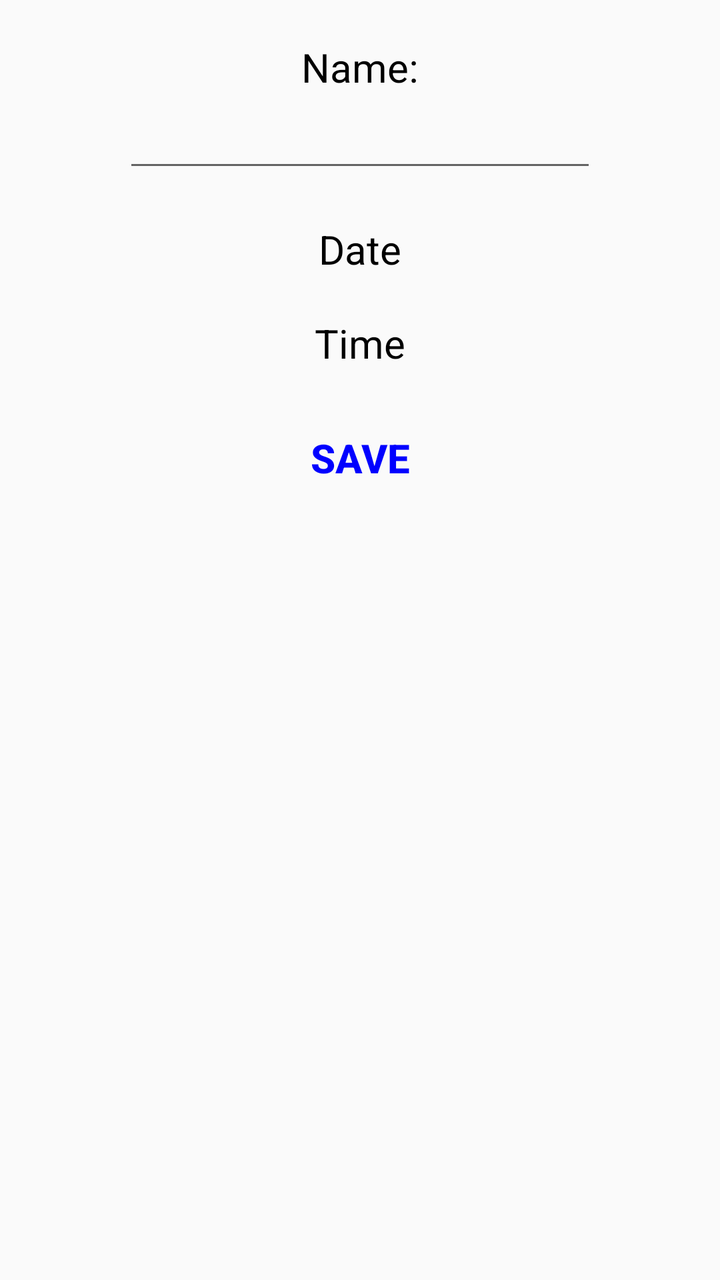
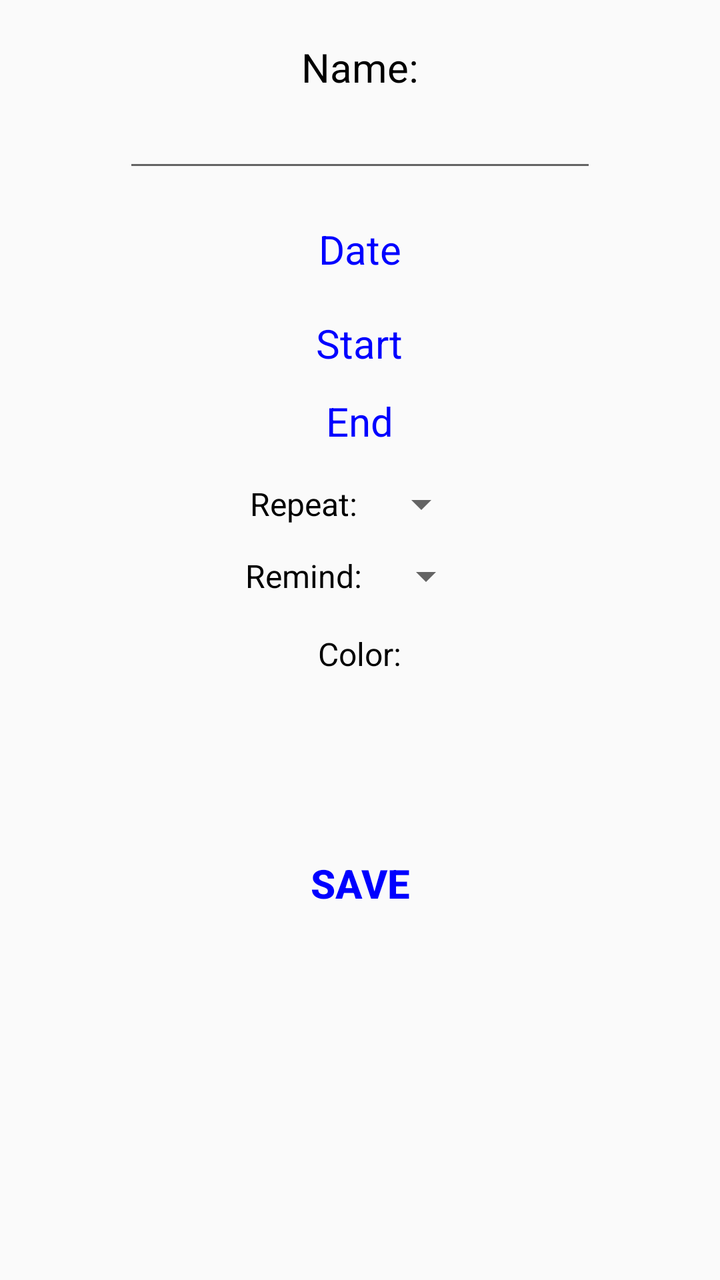

Screens rendered from an Android XML layout before and after an edit, with the pre-edit source and the edit as a unified diff.
<!-- AndroidManifest.xml: application theme Theme.Calendar -->
<!-- res/layout/activity_event_edit.xml -->
<?xml version="1.0" encoding="utf-8"?>
<LinearLayout
    xmlns:android="http://schemas.android.com/apk/res/android"
    xmlns:tools="http://schemas.android.com/tools"
    android:layout_width="match_parent"
    android:layout_height="match_parent"
    android:orientation="vertical"
    tools:context=".event_edit">

    <TextView
        android:layout_width="wrap_content"
        android:layout_height="wrap_content"
        android:layout_gravity="center"
        android:layout_marginTop="20dp"
        android:text="Name:"
        android:textSize="20sp"
        android:textAlignment="center"
        android:textColor="@color/black"/>

    <EditText
        android:id="@+id/eventNameET"
        android:layout_width="wrap_content"
        android:layout_height="wrap_content"
        android:layout_gravity="center"
        android:textSize="20sp"
        android:ems="10"
        android:inputType="text"/>

    <TextView
        android:id="@+id/eventDateTV"
        android:layout_width="wrap_content"
        android:layout_height="wrap_content"
        android:layout_gravity="center"
        android:layout_marginTop="20dp"
        android:text="Date"
        android:textSize="20sp"
        android:textAlignment="center"
        android:textColor="@color/black"/>

    <TextView
        android:id="@+id/eventTimeTV"
        android:layout_width="wrap_content"
        android:layout_height="wrap_content"
        android:layout_gravity="center"
        android:layout_marginTop="20dp"
        android:text="Time"
        android:textSize="20sp"
        android:textAlignment="center"
        android:textColor="@color/black"/>

    <Button
        android:layout_marginTop="20dp"
        android:layout_width="wrap_content"
        android:layout_height="wrap_content"
        android:text="Save"
        android:textColor="@color/blue"
        android:background="@null"
        android:textStyle="bold"
        android:onClick="saveEventAction"
        android:layout_gravity="center"
        android:textSize="20sp"/>

</LinearLayout>
<!-- resources referenced by this layout -->
<resources>
  <color name="black">#FF000000</color>
  <color name="blue">#0000FF</color>
  <style name="Theme.Calendar" parent="Theme.AppCompat.Light.NoActionBar">
      </style>
</resources>

<!-- the commit's change to res/layout/activity_event_edit.xml (unified diff, before → after) -->
@@ -35,29 +35,211 @@
         android:text="Date"
         android:textSize="20sp"
         android:textAlignment="center"
+        android:textColor="@color/blue"
+        android:clickable="true"
+        android:focusable="true"/>
+
+    <TextView
+        android:id="@+id/eventStartTimeTV"
+        android:layout_width="wrap_content"
+        android:layout_height="wrap_content"
+        android:layout_gravity="center"
+        android:layout_marginTop="20dp"
+        android:text="Start"
+        android:textSize="20sp"
+        android:textAlignment="center"
+        android:textColor="@color/blue"
+        android:clickable="true"
+        android:focusable="true"/>
+
+    <TextView
+        android:id="@+id/eventEndTimeTV"
+        android:layout_width="wrap_content"
+        android:layout_height="wrap_content"
+        android:layout_gravity="center"
+        android:layout_marginTop="12dp"
+        android:text="End"
+        android:textSize="20sp"
+        android:textAlignment="center"
+        android:textColor="@color/blue"
+        android:clickable="true"
+        android:focusable="true"/>
+
+    
+    <LinearLayout
+        android:layout_width="wrap_content"
+        android:layout_height="wrap_content"
+        android:layout_gravity="center"
+        android:layout_marginTop="16dp"
+        android:orientation="horizontal"
+        android:gravity="center_vertical">
+
+        <TextView
+            android:layout_width="wrap_content"
+            android:layout_height="wrap_content"
+            android:text="Repeat:"
+            android:textSize="16sp"
+            android:textColor="@color/black"
+            android:layout_marginEnd="8dp"/>
+
+        <Spinner
+            android:id="@+id/recurrenceSpinner"
+            android:layout_width="wrap_content"
+            android:layout_height="wrap_content"/>
+
+    </LinearLayout>
+
+    <LinearLayout
+        android:id="@+id/intervalRow"
+        android:layout_width="wrap_content"
+        android:layout_height="wrap_content"
+        android:layout_gravity="center"
+        android:layout_marginTop="8dp"
+        android:orientation="horizontal"
+        android:gravity="center_vertical"
+        android:visibility="gone">
+
+        <TextView
+            android:layout_width="wrap_content"
+            android:layout_height="wrap_content"
+            android:text="Every"
+            android:textSize="16sp"
+            android:textColor="@color/black"
+            android:layout_marginEnd="8dp"/>
+
+        <EditText
+            android:id="@+id/intervalET"
+            android:layout_width="50dp"
+            android:layout_height="wrap_content"
+            android:inputType="number"
+            android:text="1"
+            android:textSize="16sp"
+            android:gravity="center"/>
+
+        <TextView
+            android:id="@+id/intervalUnitTV"
+            android:layout_width="wrap_content"
+            android:layout_height="wrap_content"
+            android:text="day(s)"
+            android:textSize="16sp"
+            android:textColor="@color/black"
+            android:layout_marginStart="8dp"/>
+
+    </LinearLayout>
+
+    
+    <LinearLayout
+        android:layout_width="wrap_content"
+        android:layout_height="wrap_content"
+        android:layout_gravity="center"
+        android:layout_marginTop="12dp"
+        android:orientation="horizontal"
+        android:gravity="center_vertical">
+
+        <TextView
+            android:layout_width="wrap_content"
+            android:layout_height="wrap_content"
+            android:text="Remind:"
+            android:textSize="16sp"
+            android:textColor="@color/black"
+            android:layout_marginEnd="8dp"/>
+
+        <Spinner
+            android:id="@+id/reminderSpinner"
+            android:layout_width="wrap_content"
+            android:layout_height="wrap_content"/>
+
+    </LinearLayout>
+
+    
+    <TextView
+        android:layout_width="wrap_content"
+        android:layout_height="wrap_content"
+        android:layout_gravity="center"
+        android:layout_marginTop="16dp"
+        android:text="Color:"
+        android:textSize="16sp"
         android:textColor="@color/black"/>
 
-    <TextView
-        android:id="@+id/eventTimeTV"
-        android:layout_width="wrap_content"
-        android:layout_height="wrap_content"
-        android:layout_gravity="center"
-        android:layout_marginTop="20dp"
-        android:text="Time"
-        android:textSize="20sp"
-        android:textAlignment="center"
-        android:textColor="@color/black"/>
-
-    <Button
-        android:layout_marginTop="20dp"
-        android:layout_width="wrap_content"
-        android:layout_height="wrap_content"
-        android:text="Save"
-        android:textColor="@color/blue"
-        android:background="@null"
-        android:textStyle="bold"
-        android:onClick="saveEventAction"
-        android:layout_gravity="center"
-        android:textSize="20sp"/>
+    <LinearLayout
+        android:layout_width="wrap_content"
+        android:layout_height="wrap_content"
+        android:layout_gravity="center"
+        android:layout_marginTop="8dp"
+        android:orientation="horizontal">
+
+        <View
+            android:id="@+id/swatchBlue"
+            android:layout_width="36dp"
+            android:layout_height="36dp"
+            android:layout_margin="8dp"
+            android:clickable="true"
+            android:focusable="true"/>
+
+        <View
+            android:id="@+id/swatchRed"
+            android:layout_width="36dp"
+            android:layout_height="36dp"
+            android:layout_margin="8dp"
+            android:clickable="true"
+            android:focusable="true"/>
+
+        <View
+            android:id="@+id/swatchGreen"
+            android:layout_width="36dp"
+            android:layout_height="36dp"
+            android:layout_margin="8dp"
+            android:clickable="true"
+            android:focusable="true"/>
+
+        <View
+            android:id="@+id/swatchOrange"
+            android:layout_width="36dp"
+            android:layout_height="36dp"
+            android:layout_margin="8dp"
+            android:clickable="true"
+            android:focusable="true"/>
+
+        <View
+            android:id="@+id/swatchPurple"
+            android:layout_width="36dp"
+            android:layout_height="36dp"
+            android:layout_margin="8dp"
+            android:clickable="true"
+            android:focusable="true"/>
+
+    </LinearLayout>
+
+    <LinearLayout
+        android:layout_width="wrap_content"
+        android:layout_height="wrap_content"
+        android:layout_gravity="center"
+        android:layout_marginTop="20dp"
+        android:orientation="horizontal">
+
+        <Button
+            android:layout_width="wrap_content"
+            android:layout_height="wrap_content"
+            android:text="Save"
+            android:textColor="@color/blue"
+            android:background="@null"
+            android:textStyle="bold"
+            android:onClick="saveEventAction"
+            android:textSize="20sp"/>
+
+        <Button
+            android:id="@+id/deleteEventBtn"
+            android:layout_width="wrap_content"
+            android:layout_height="wrap_content"
+            android:layout_marginStart="24dp"
+            android:text="Delete"
+            android:textColor="@color/eventRed"
+            android:background="@null"
+            android:textStyle="bold"
+            android:onClick="deleteEventAction"
+            android:textSize="20sp"
+            android:visibility="gone"/>
+
+    </LinearLayout>
 
 </LinearLayout>
<!-- resource entries referenced after the edit -->
@@ -2,6 +2,7 @@
 <resources>
   <color name="black">#FF000000</color>
   <color name="blue">#0000FF</color>
+  <color name="eventRed">#E53935</color>
   <style name="Theme.Calendar" parent="Theme.AppCompat.Light.NoActionBar">
       </style>
 </resources>
